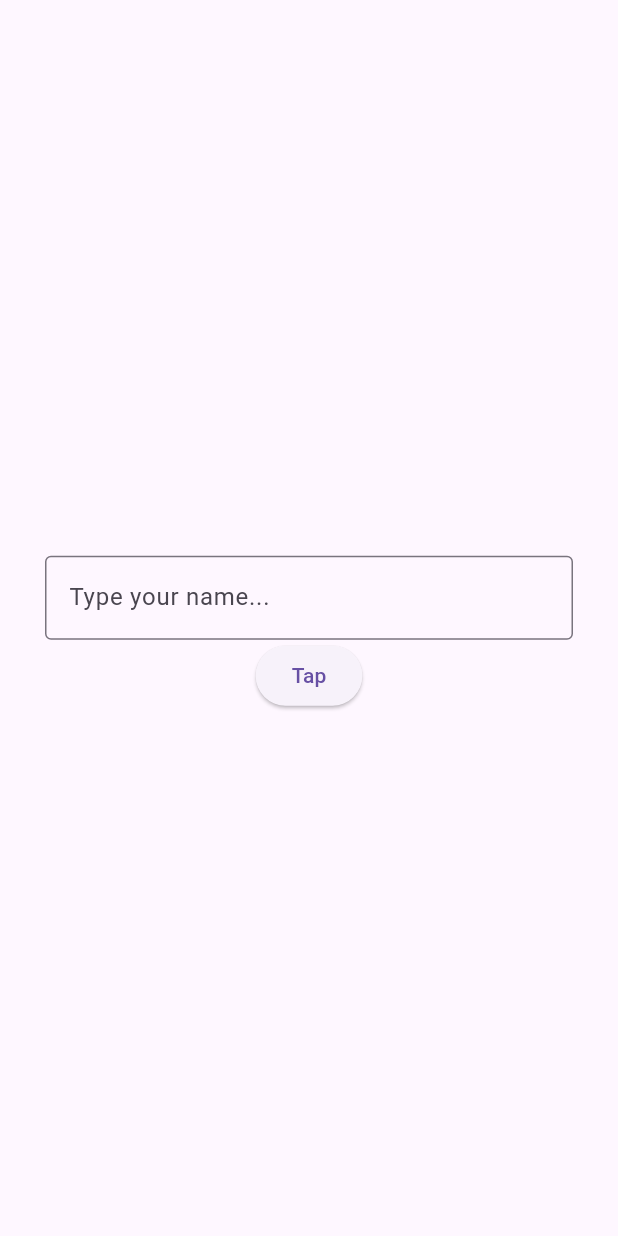
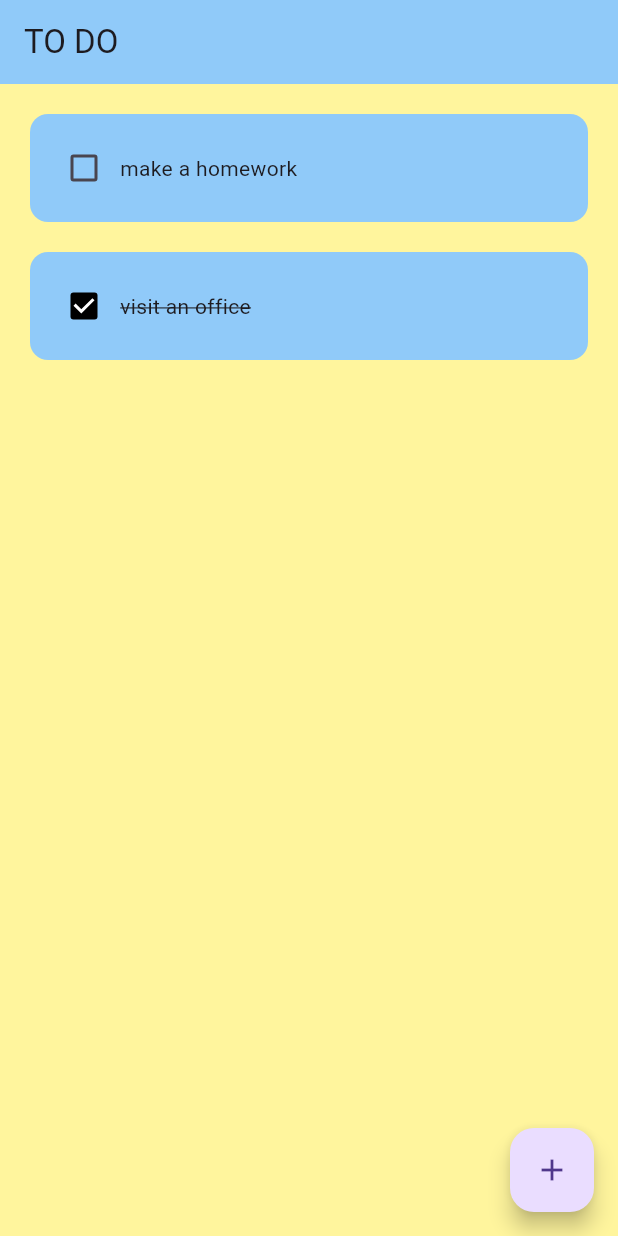
Before and after one commit to ih0r-d/flutter3-demo, a Flutter app: the screen it shows after launch, on a phone screen of 412 x 824 dp. Run offline on Flutter 3.47's test engine with Material 3 defaults, Android fonts, the phone set to English and light mode, and no system bars; drawn by our look-alikes of flutter_slidable.

Commit message:
implementation todo app

```diff
--- /dev/null
+++ b/lib/components/todo_tile.dart
@@ -0,0 +1,58 @@
+import 'package:flutter/material.dart';
+import 'package:flutter_slidable/flutter_slidable.dart';
+
+class ToDoItem extends StatelessWidget {
+  final String taskName;
+  final bool taskCompleted;
+  Function(bool?)? onChanged;
+  Function(BuildContext)? onRemove;
+
+  ToDoItem(
+      {super.key,
+      required this.taskName,
+      required this.taskCompleted,
+      required this.onChanged,
+      required this.onRemove
+      });
+
+  @override
+  Widget build(BuildContext context) {
+    return Padding(
+      padding: const EdgeInsets.only(left: 20.0, right: 20.0, top: 20.0),
+      child: Slidable(
+        endActionPane: ActionPane(
+          motion: const StretchMotion(),
+          children: [
+            SlidableAction(
+              onPressed: onRemove,
+              icon: Icons.delete,
+              backgroundColor: Colors.red.shade300,
+              borderRadius: BorderRadius.circular(10),
+            )
+          ],
+        ),
+        child: Container(
+          padding: const EdgeInsets.all(12),
+          decoration: BoxDecoration(
+              color: Colors.blue[200], borderRadius: BorderRadius.circular(12)),
+          child: Row(
+            children: [
+              Checkbox(
+                value: taskCompleted,
+                onChanged: onChanged,
+                activeColor: Colors.black,
+              ),
+              Text(
+                taskName,
+                style: TextStyle(
+                    decoration: taskCompleted
+                        ? TextDecoration.lineThrough
+                        : TextDecoration.none),
+              )
+            ],
+          ),
+        ),
+      ),
+    );
+  }
+}
--- a/lib/main.dart
+++ b/lib/main.dart
@@ -1,4 +1,4 @@
-import 'package:beginner/pages/todo.dart';
+import 'package:beginner/pages/home.dart';
 import 'package:flutter/material.dart';
 
 void main() {
@@ -13,9 +13,13 @@ class MyApp extends StatelessWidget {
   Widget build(BuildContext context) {
     return  MaterialApp(
       debugShowCheckedModeBanner: false,
+      // theme: ThemeData(primarySwatch: Colors.yellow),
+      // theme: ThemeData(
+      //   primarySwatch: Colors.yellow
+      // ),
       initialRoute: '/',
       routes: {
-        '/': (context) => const ToDoScreen(),
+        '/': (context) => const HomeScreen(),
       },
     );
   }
--- /dev/null
+++ b/lib/pages/home.dart
@@ -0,0 +1,79 @@
+import 'package:beginner/components/dialog_box.dart';
+import 'package:beginner/components/todo_tile.dart';
+import 'package:flutter/material.dart';
+
+class HomeScreen extends StatefulWidget {
+  const HomeScreen({super.key});
+
+  @override
+  State<HomeScreen> createState() => _HomeScreenState();
+}
+
+class _HomeScreenState extends State<HomeScreen> {
+
+  final _controller = TextEditingController();
+
+  // list of tasks
+  List todos = [
+    ["make a homework", false],
+    ["visit an office", true]
+  ];
+
+  void checkBoxChanged(bool? value, int index) {
+    setState(() {
+      todos[index][1] = !todos[index][1];
+    });
+  }
+
+  void saveNewTask(){
+    setState(() {
+      todos.add([_controller.text, false]);
+    });
+    Navigator.of(context).pop();
+  }
+
+  void createNewTask(){
+    showDialog(
+        context: context,
+        builder: (context) {
+          return DialogBox(
+            controller: _controller,
+            onSave: saveNewTask,
+            onCancel: () => Navigator.of(context).pop(),
+          );
+        });
+  }
+
+  void removeTask(int index){
+    setState(() {
+      todos.removeAt(index);
+    });
+  }
+
+  @override
+  Widget build(BuildContext context) {
+    return Scaffold(
+      backgroundColor: Colors.yellow[200],
+      appBar: AppBar(
+        backgroundColor: Colors.blue[200],
+        title: const Text("TO DO"),
+        elevation: 0,
+      ),
+      floatingActionButton: FloatingActionButton(
+        onPressed: () => createNewTask(),
+        child: const Icon(Icons.add),
+      ),
+      body: ListView.builder(
+        itemCount: todos.length,
+        itemBuilder: (context, index) {
+          return ToDoItem(
+            taskName: todos[index][0],
+            taskCompleted: todos[index][1],
+            onChanged: (value) => checkBoxChanged(value, index),
+            onRemove: (context) => removeTask,
+          );
+        },
+      ),
+    );
+  }
+}
--- a/lib/pages/todo.dart
+++ /dev/null
@@ -1,51 +0,0 @@
-import 'package:flutter/material.dart';
-
-class ToDoScreen extends StatefulWidget {
-  const ToDoScreen({super.key});
-
-  @override
-  State<ToDoScreen> createState() => _ToDoScreenState();
-}
-
-class _ToDoScreenState extends State<ToDoScreen> {
-  //text editing controller to get access to what the user typed
-
-  TextEditingController textEditingController = TextEditingController();
-
-  String greetingMsg = "";
-
-  void _greetUser() {
-    // print(textEditingController.text);
-    setState(() {
-      greetingMsg = "Hello, ${textEditingController.text}";
-    });
-  }
-
-
-  @override
-  Widget build(BuildContext context) {
-    return Scaffold(
-      body: Center(
-        child: Padding(
-          padding: const EdgeInsets.all(30),
-          child: Column(
-            mainAxisAlignment: MainAxisAlignment.center,
-            children: [
-              Text(greetingMsg),
-              TextField(
-                controller: textEditingController,
-                decoration: const InputDecoration(
-                  border: OutlineInputBorder(),
-                  hintText: "Type your name..."
-                ),
-              ),
-              ElevatedButton(onPressed: _greetUser, child: Text("Tap"))
-            ],
-          ),
-        ),
-      ),
-    );
-  }
-
-
-}
--- a/pubspec.yaml
+++ b/pubspec.yaml
@@ -30,6 +30,8 @@ environment:
 dependencies:
   flutter:
     sdk: flutter
+
+  flutter_slidable: ^1.2.0
 
 
   # The following adds the Cupertino Icons font to your application.
```
Also changed, not shown: lib/components/button.dart (added, +18 -0 lines), lib/components/dialog_box.dart (added, +45 -0 lines), pubspec.lock.
